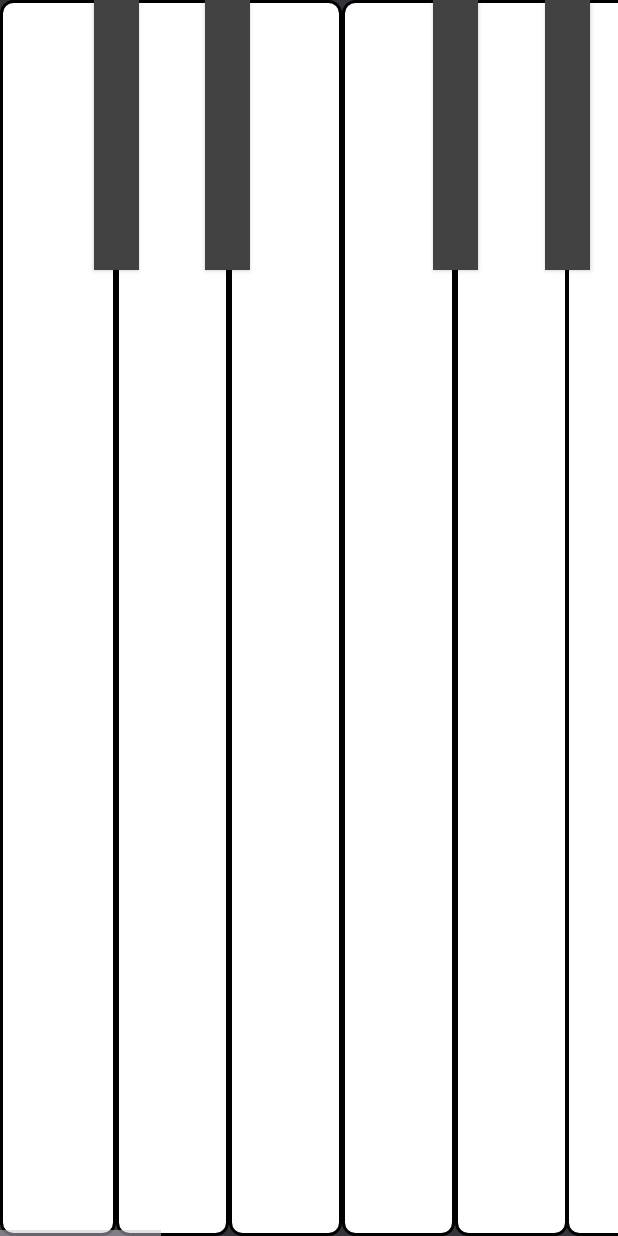
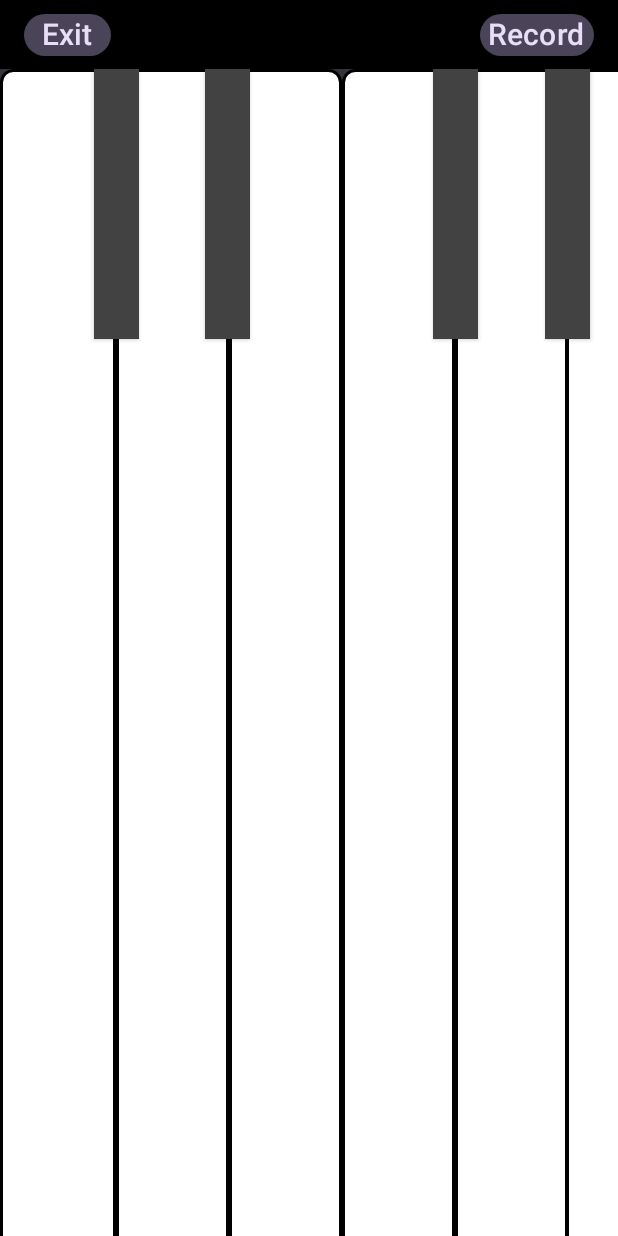
Before and after one commit to grompogrom/Euphonia, an Android app built with Jetpack Compose: the PianoFragment screen opened through its navigation route, on a phone screen of 412 x 824 dp. Run offline under Robolectric (Android 15) with nearby library versions, the phone set to English and light mode, and no system bars; our stand-ins replace navigation-ui; libraries missing offline, so code that uses them is left out: com.leff.midi; pictures from the network do not load.

Commit message:
add piano ui updated

```diff
--- a/app/src/main/java/com/euphoiniateam/euphonia/ui/piano/PianoFragment.kt
+++ b/app/src/main/java/com/euphoiniateam/euphonia/ui/piano/PianoFragment.kt
@@ -13,10 +13,23 @@ import android.view.View
 import android.view.ViewGroup
 import android.widget.Button
 import android.widget.LinearLayout
+import androidx.compose.foundation.layout.height
+import androidx.compose.material3.MaterialTheme
+import androidx.compose.material3.darkColorScheme
+import androidx.compose.ui.Modifier
+import androidx.compose.ui.platform.ViewCompositionStrategy
+import androidx.compose.ui.unit.dp
 import androidx.constraintlayout.widget.ConstraintLayout
 import androidx.fragment.app.Fragment
+import androidx.fragment.app.viewModels
 import androidx.lifecycle.ViewModelProvider
+import androidx.navigation.findNavController
 import com.euphoiniateam.euphonia.R
+import com.euphoiniateam.euphonia.databinding.FragmentHomeBinding
+import com.euphoiniateam.euphonia.databinding.FragmentPianoBinding
+import com.euphoiniateam.euphonia.databinding.PianoBinding
+import com.euphoiniateam.euphonia.ui.creation.StaveConfig
+import com.euphoiniateam.euphonia.ui.creation.StaveView
 import com.leff.midi.MidiFile
 import com.leff.midi.MidiTrack
 import com.leff.midi.event.NoteOff
@@ -27,7 +40,8 @@ import java.io.File
 
 class PianoFragment : Fragment() {
 
-    private lateinit var viewModel: PianoViewModel
+    private val viewModel: PianoViewModel by viewModels()
+    private var binding: FragmentPianoBinding? = null
     private val notes = arrayListOf("C", "D", "C#", "E", "D#", "F", "G", "F#", "A", "G#", "B", "A#")
     private val notePosMidi = arrayListOf(0, 2, 1, 4, 3, 5, 7, 6, 9, 8, 11, 10)
     private var noteMap: MutableMap<Int, Int> = mutableMapOf()
@@ -42,14 +56,13 @@ class PianoFragment : Fragment() {
         container: ViewGroup?,
         savedInstanceState: Bundle?
     ): View? {
-        val rootView = inflater.inflate(R.layout.fragment_piano, container, false)
-        val LLayout = rootView.findViewById<LinearLayout>(R.id.linear1)
         requireActivity().setRequestedOrientation(ActivityInfo.SCREEN_ORIENTATION_LANDSCAPE)
+        binding = FragmentPianoBinding.inflate(inflater, container, false)
 
-        recordButton = rootView.findViewById(R.id.record_button)
+        recordButton = binding!!.recordButton
         recordButton.setOnClickListener {
             isRecording = !isRecording
-            if (isRecording) {
+            if (viewModel.screenState.recordingState == PianoState.RECORDING) {
                 recordButton.setBackgroundResource(android.R.drawable.presence_online)
             } else recordButton.setBackgroundResource(R.drawable.record_button)
             if (!isRecording && recordData.isNotEmpty()) {
@@ -66,7 +79,6 @@ class PianoFragment : Fragment() {
                     1
                 )
                 (octave.getChildAt(x) as Button).setOnTouchListener { v, event ->
-                    // Log.d("dd", "dd")
                     when (event.action) {
                         MotionEvent.ACTION_DOWN -> {
 
@@ -78,10 +90,10 @@ class PianoFragment : Fragment() {
                             } else {
                                 v.background = ColorDrawable(
                                     (
-                                        resources.getColor(
-                                            androidx.appcompat.R.color.material_grey_50
-                                        )
-                                        )
+                                            resources.getColor(
+                                                androidx.appcompat.R.color.material_grey_50
+                                            )
+                                            )
                                 )
                             }
                             noteMap[pianoKey(notes[x], i)]?.let { it1 ->
@@ -94,11 +106,12 @@ class PianoFragment : Fragment() {
                                     1.0f
                                 )
                             }
-                            if (isRecording) recordData.add(
+                            if (viewModel.screenState.recordingState == PianoState.RECORDING) recordData.add(
                                 PianoPlayer(-1L, System.currentTimeMillis(), x, i)
                             )
                             true
                         }
+
                         MotionEvent.ACTION_UP -> {
                             if (x == 2 || x == 4 || x == 7 || x == 9 || x == 11) {
                                 v.background =
@@ -110,7 +123,7 @@ class PianoFragment : Fragment() {
                             } else {
                                 v.background = (resources.getDrawable(R.drawable.piano_borders))
                             }
-                            if (isRecording) {
+                            if (viewModel.screenState.recordingState == PianoState.RECORDING) {
                                 for (l in 0 until recordData.size) {
                                     if (recordData[l].elapseTime == -1L &&
                                         recordData[l].keyNum == x &&
@@ -123,11 +136,13 @@ class PianoFragment : Fragment() {
                             true
                         }
 
-                        else -> { true }
+                        else -> {
+                            true
+                        }
                     }
                 }
             }
-            LLayout.addView(
+            binding!!.linear1.addView(
                 pianoView,
                 i,
                 LinearLayout.LayoutParams(
@@ -137,13 +152,78 @@ class PianoFragment : Fragment() {
                     .apply { gravity = Gravity.TOP }
             )
         }
-        return rootView
+        initOverlay()
+        initButtons()
+        initStave()
+        return binding!!.root
     }
-    override fun onActivityCreated(savedInstanceState: Bundle?) {
-        super.onActivityCreated(savedInstanceState)
-        viewModel = ViewModelProvider(this).get(PianoViewModel::class.java)
-        // TODO: Use the ViewModel
+
+
+    private fun initOverlay() {
+        binding?.overviewComposeView?.apply {
+            setViewCompositionStrategy(ViewCompositionStrategy.DisposeOnViewTreeLifecycleDestroyed)
+            setContent {
+                MaterialTheme(
+                    colorScheme = darkColorScheme()
+                ) {
+                    PianoOverview(
+                        recordState = viewModel.screenState.recordingState,
+                        onExitClick = { viewModel.exit() },
+                        onRecordClick = {
+                            showRecordResult()
+                            viewModel.startRecord() },
+                        onStopRecordClick = { viewModel.stopRecord() },
+                        modifier = Modifier
+                    )
+                }
+            }
+        }
     }
+
+    private fun initButtons() {
+        binding?.buttonsComposeView?.apply {
+            setViewCompositionStrategy(ViewCompositionStrategy.DisposeOnViewTreeLifecycleDestroyed)
+            setContent {
+                MaterialTheme(
+                    colorScheme = darkColorScheme()
+                ) {
+                    ButtonSection(
+                        onPlayClick = { /*TODO*/ },
+                        onApplyClick = { /*TODO*/ },
+                        onRemakeClick = { showPiano()})
+                }
+            }
+        }
+    }
+
+    private fun initStave() {
+        binding?.staveComposeView?.apply {
+            setViewCompositionStrategy(ViewCompositionStrategy.DisposeOnViewTreeLifecycleDestroyed)
+            setContent {
+                MaterialTheme(
+                    colorScheme = darkColorScheme()
+                ) {
+                    StaveView(state = StaveConfig())
+                }
+            }
+        }
+        // TODO: init stave compose view
+    }
+
+    private fun showRecordResult(){
+        binding?.overviewComposeView?.visibility = View.GONE
+        binding?.scrollView?.visibility = View.GONE
+        binding?.buttonsComposeView?.visibility = View.VISIBLE
+        binding?.staveComposeView?.visibility = View.VISIBLE
+    }
+
+    private fun showPiano(){
+        binding?.overviewComposeView?.visibility = View.VISIBLE
+        binding?.scrollView?.visibility = View.VISIBLE
+        binding?.buttonsComposeView?.visibility = View.GONE
+        binding?.staveComposeView?.visibility = View.GONE
+    }
+
 
     override fun onPause() {
         super.onPause()
@@ -213,7 +293,12 @@ class PianoFragment : Fragment() {
         val tempoTrack = MidiTrack()
         val noteTrack = MidiTrack()
         val ts = TimeSignature()
-        ts.setTimeSignature(4, 4, TimeSignature.DEFAULT_METER, TimeSignature.DEFAULT_DIVISION)
+        ts.setTimeSignature(
+            4,
+            4,
+            TimeSignature.DEFAULT_METER,
+            TimeSignature.DEFAULT_DIVISION
+        )
         val tempo = Tempo()
         tempo.bpm = 228f
 
--- a/app/src/main/java/com/euphoiniateam/euphonia/ui/piano/PianoFragmentViews.kt
+++ b/app/src/main/java/com/euphoiniateam/euphonia/ui/piano/PianoFragmentViews.kt
@@ -6,41 +6,32 @@ import androidx.compose.foundation.layout.Box
 import androidx.compose.foundation.layout.Column
 import androidx.compose.foundation.layout.PaddingValues
 import androidx.compose.foundation.layout.Row
-import androidx.compose.foundation.layout.aspectRatio
 import androidx.compose.foundation.layout.fillMaxSize
 import androidx.compose.foundation.layout.fillMaxWidth
-import androidx.compose.foundation.layout.height
 import androidx.compose.foundation.layout.heightIn
 import androidx.compose.foundation.layout.padding
 import androidx.compose.foundation.layout.size
 import androidx.compose.foundation.shape.CircleShape
 import androidx.compose.material.icons.Icons
-import androidx.compose.material.icons.filled.ArrowBack
 import androidx.compose.material.icons.filled.Done
-import androidx.compose.material.icons.filled.PlayArrow
 import androidx.compose.material.icons.filled.Refresh
 import androidx.compose.material.icons.outlined.PlayArrow
 import androidx.compose.material3.Button
 import androidx.compose.material3.ButtonColors
 import androidx.compose.material3.ExtendedFloatingActionButton
-import androidx.compose.material3.FilledTonalButton
 import androidx.compose.material3.Icon
 import androidx.compose.material3.MaterialTheme
 import androidx.compose.material3.Surface
 import androidx.compose.material3.Text
-import androidx.compose.material3.TextButton
 import androidx.compose.material3.darkColorScheme
 import androidx.compose.runtime.Composable
 import androidx.compose.ui.Alignment
 import androidx.compose.ui.Modifier
 import androidx.compose.ui.draw.clip
 import androidx.compose.ui.graphics.Color
-import androidx.compose.ui.modifier.modifierLocalConsumer
-import androidx.compose.ui.res.stringResource
 import androidx.compose.ui.tooling.preview.Preview
 import androidx.compose.ui.unit.dp
 import androidx.compose.ui.unit.sp
-import com.euphoiniateam.euphonia.R
 
 @Composable
 fun OverviewButton(
@@ -68,20 +59,20 @@ fun OverviewButton(
 
 @Composable
 fun OverviewButtonSection(
-    recordState: PianoScreenState,
+    recordState: PianoState,
     onRecordClick: () -> Unit,
     onStopRecordClick: () -> Unit,
     modifier: Modifier = Modifier,
 ) {
     when (recordState) {
-        PianoScreenState.NO_RECORD -> {
+        PianoState.NO_RECORD -> {
             OverviewButton(
                 text = "Record",
                 onClick = onRecordClick
             )
         }
 
-        PianoScreenState.RECORDING -> {
+        PianoState.RECORDING -> {
             Row(
                 verticalAlignment = Alignment.CenterVertically,
                 horizontalArrangement = Arrangement.spacedBy(16.dp),
@@ -102,13 +93,13 @@ fun OverviewButtonSection(
             }
         }
 
-        PianoScreenState.AFTER_RECORD -> {}
+        PianoState.AFTER_RECORD -> {}
     }
 }
 
 @Composable
 fun PianoOverview(
-    recordState: PianoScreenState,
+    recordState: PianoState,
     onExitClick: () -> Unit,
     onRecordClick: () -> Unit,
     onStopRecordClick: () -> Unit,
@@ -193,7 +184,7 @@ private fun OverviewButtonSectionPrev() {
     ) {
         Column(modifier = Modifier.fillMaxSize()) {
             OverviewButtonSection(
-                recordState = PianoScreenState.RECORDING,
+                recordState = PianoState.RECORDING,
                 {},
                 {}
             )
@@ -209,7 +200,7 @@ private fun PianoOverviewPrev() {
     ) {
         Column(modifier = Modifier.fillMaxSize()) {
             PianoOverview(
-                recordState = PianoScreenState.RECORDING,
+                recordState = PianoState.RECORDING,
                 {},
                 {},
                 {},
--- /dev/null
+++ b/app/src/main/java/com/euphoiniateam/euphonia/ui/piano/PianoScreenState.kt
@@ -0,0 +1,5 @@
+package com.euphoiniateam.euphonia.ui.piano
+
+data class PianoScreenState(
+    val recordingState: PianoState,
+)
--- a/app/src/main/java/com/euphoiniateam/euphonia/ui/piano/PianoViewModel.kt
+++ b/app/src/main/java/com/euphoiniateam/euphonia/ui/piano/PianoViewModel.kt
@@ -1,12 +1,39 @@
 package com.euphoiniateam.euphonia.ui.piano
 
+import androidx.compose.runtime.getValue
+import androidx.compose.runtime.mutableStateOf
+import androidx.compose.runtime.setValue
 import androidx.lifecycle.ViewModel
 
 class PianoViewModel : ViewModel() {
-    // TODO: Implement the ViewModel
+    var screenState by mutableStateOf(
+        PianoScreenState(
+            PianoState.NO_RECORD
+        )
+    )
+
+    fun startRecord(){
+        screenState = screenState.copy()
+    }
+
+    fun stopRecord(){
+
+    }
+
+    fun exit(){
+
+    }
+
+    fun remake(){
+
+    }
+
+    fun applyRecord(){
+
+    }
 }
 
-enum class PianoScreenState{
+enum class PianoState{
     NO_RECORD(),
     RECORDING(),
     AFTER_RECORD()
--- a/app/src/main/res/layout-land/fragment_piano.xml
+++ /dev/null
@@ -1,51 +0,0 @@
-<?xml version="1.0" encoding="utf-8"?>
-<LinearLayout xmlns:android="http://schemas.android.com/apk/res/android"
-        android:layout_width="match_parent"
-        android:layout_height="match_parent"
-        android:background="#36343B"
-        android:backgroundTint="#36343B"
-        android:orientation="vertical">
-
-    <LinearLayout
-            android:id="@+id/frameLayout"
-            android:layout_width="match_parent"
-            android:visibility="gone"
-            android:layout_height="53dp"
-            android:orientation="horizontal"
-            android:background="#141218"
-            android:layout_gravity="end"
-            android:backgroundTint="#141218">
-
-        <androidx.appcompat.widget.AppCompatButton
-                android:id="@+id/record_button"
-                style="@style/Widget.AppCompat.Button.Colored"
-                android:layout_width="30dp"
-                android:layout_height="30dp"
-                android:background="@drawable/record_button" />
-    </LinearLayout>
-
-    <androidx.compose.ui.platform.ComposeView
-            android:id="@+id/overview_compose_view"
-            android:layout_width="match_parent"
-            android:layout_height="wrap_content" />
-
-    <androidx.compose.ui.platform.ComposeView
-            android:id="@+id/buttons_compose_view"
-            android:layout_width="match_parent"
-            android:layout_height="wrap_content"
-            android:visibility="gone"
-            />
-
-
-    <HorizontalScrollView
-            android:layout_width="wrap_content"
-            android:layout_height="match_parent">
-
-        <LinearLayout
-                android:id="@+id/linear1"
-                android:layout_width="1150dp"
-                android:layout_height="match_parent"
-                android:orientation="horizontal">
-        </LinearLayout>
-    </HorizontalScrollView>
-</LinearLayout>
--- a/app/src/main/res/layout/fragment_piano.xml
+++ b/app/src/main/res/layout/fragment_piano.xml
@@ -2,9 +2,11 @@
 <LinearLayout xmlns:android="http://schemas.android.com/apk/res/android"
         android:layout_width="match_parent"
         android:layout_height="match_parent"
+        xmlns:tools="http://schemas.android.com/tools"
         android:background="#36343B"
         android:backgroundTint="#36343B"
-        android:orientation="vertical">
+        android:orientation="vertical"
+        tools:context=".ui.piano.PianoFragment">
 
     <LinearLayout
             android:id="@+id/frameLayout"
@@ -30,14 +32,27 @@
             android:layout_height="wrap_content" />
 
     <androidx.compose.ui.platform.ComposeView
+            android:id="@+id/stave_compose_view"
+            android:layout_weight="0.7"
+            android:layout_width="match_parent"
+            android:layout_height="0dp"
+            android:visibility="gone" />
+    <View
+            android:layout_width="match_parent"
+            android:layout_height="0dp"
+            android:layout_weight="0.1"/>
+
+    <androidx.compose.ui.platform.ComposeView
             android:id="@+id/buttons_compose_view"
+            android:layout_weight="0.3"
             android:layout_width="match_parent"
-            android:layout_height="wrap_content"
+            android:layout_height="0dp"
             android:visibility="gone"
             />
 
 
     <HorizontalScrollView
+            android:id="@+id/scrollView"
             android:layout_width="wrap_content"
             android:layout_height="match_parent">
 
```
